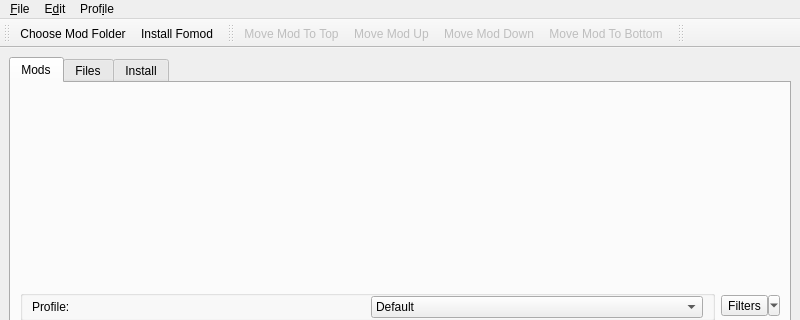
Above: skymodman/qt_interface/qt_manager.ui from Kf4btg/SkyModMan before the change; both pictures show x 0 to 800 and y 0 to 320 of the 800 by 600 pixel window. Below: the same form after it.
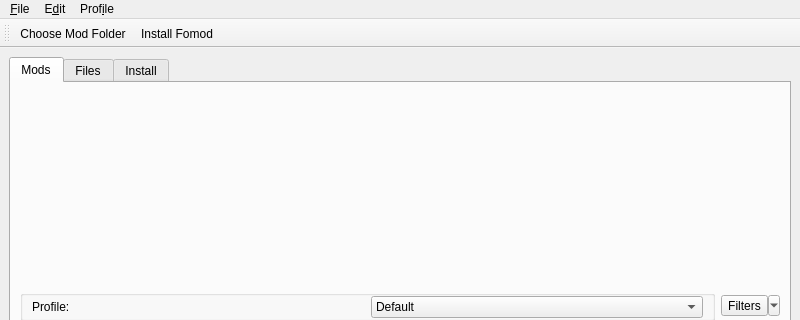
That is the form after the change. Icons and pictures are not drawn.

Commit message: improve tab-change handling

The edit to the form file:
```diff
--- a/skymodman/qt_interface/qt_manager.ui
+++ b/skymodman/qt_interface/qt_manager.ui
@@ -530,32 +530,6 @@
    <addaction name="action_install_fomod"/>
   </widget>
   <widget class="QStatusBar" name="statusBar"/>
-  <widget class="QToolBar" name="edit_toolBar">
-   <property name="windowTitle">
-    <string>toolBar</string>
-   </property>
-   <attribute name="toolBarArea">
-    <enum>TopToolBarArea</enum>
-   </attribute>
-   <attribute name="toolBarBreak">
-    <bool>false</bool>
-   </attribute>
-   <addaction name="action_move_mod_to_top"/>
-   <addaction name="action_move_mod_up"/>
-   <addaction name="action_move_mod_down"/>
-   <addaction name="action_move_mod_to_bottom"/>
-  </widget>
-  <widget class="QToolBar" name="profile_toolbar">
-   <property name="windowTitle">
-    <string>toolBar</string>
-   </property>
-   <attribute name="toolBarArea">
-    <enum>TopToolBarArea</enum>
-   </attribute>
-   <attribute name="toolBarBreak">
-    <bool>false</bool>
-   </attribute>
-  </widget>
   <action name="action_install_fomod">
    <property name="icon">
     <iconset theme="package-x-generic">
```
The commit also changes 3 other files.
